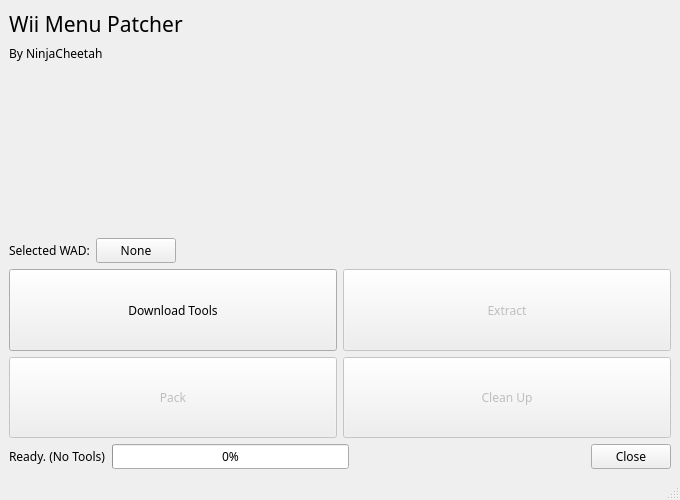
Old version of the form qt/ui/MainMenu.ui in the repository NinjaCheetah/Wii-Menu-Patcher.
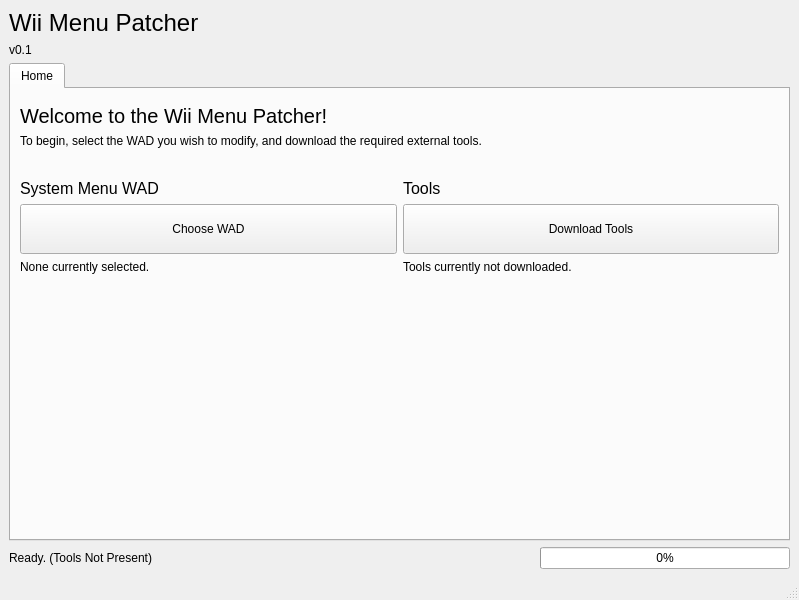
New version of the form. Icons and pictures are not drawn.

What changed in the file:
```diff
--- a/qt/ui/MainMenu.ui
+++ b/qt/ui/MainMenu.ui
@@ -6,193 +6,225 @@
    <rect>
     <x>0</x>
     <y>0</y>
-    <width>680</width>
-    <height>500</height>
+    <width>799</width>
+    <height>600</height>
    </rect>
   </property>
-  <property name="sizePolicy">
-   <sizepolicy hsizetype="Fixed" vsizetype="Fixed">
-    <horstretch>0</horstretch>
-    <verstretch>0</verstretch>
-   </sizepolicy>
-  </property>
-  <property name="font">
-   <font>
-    <family>Sans Serif</family>
-   </font>
-  </property>
   <property name="windowTitle">
    <string>Wii Menu Patcher</string>
   </property>
   <widget class="QWidget" name="centralwidget">
-   <layout class="QVBoxLayout" name="verticalLayout">
-    <item>
      <layout class="QVBoxLayout" name="verticalLayout_2">
-      <property name="sizeConstraint">
-       <enum>QLayout::SetMaximumSize</enum>
-      </property>
       <item>
        <widget class="QLabel" name="label">
         <property name="font">
          <font>
-          <family>Sans Serif</family>
-          <pointsize>16</pointsize>
+        <pointsize>18</pointsize>
          </font>
         </property>
         <property name="text">
          <string>Wii Menu Patcher</string>
         </property>
+      <property name="textFormat">
+       <enum>Qt::AutoText</enum>
+      </property>
        </widget>
       </item>
       <item>
        <widget class="QLabel" name="label_2">
-        <property name="font">
-         <font>
-          <family>Sans Serif</family>
-         </font>
-        </property>
         <property name="text">
-         <string>By NinjaCheetah</string>
+       <string>v0.1</string>
         </property>
        </widget>
       </item>
       <item>
-       <spacer name="verticalSpacer">
+     <layout class="QVBoxLayout" name="verticalLayout">
+      <item>
+       <widget class="QTabWidget" name="tabWidget">
+        <property name="currentIndex">
+         <number>0</number>
+        </property>
+        <property name="tabsClosable">
+         <bool>false</bool>
+        </property>
+        <widget class="QWidget" name="tab">
+         <attribute name="title">
+          <string>Home</string>
+         </attribute>
+         <layout class="QVBoxLayout" name="verticalLayout_4">
+          <item>
+           <spacer name="verticalSpacer_3">
         <property name="orientation">
          <enum>Qt::Vertical</enum>
         </property>
+            <property name="sizeType">
+             <enum>QSizePolicy::Maximum</enum>
+            </property>
         <property name="sizeHint" stdset="0">
          <size>
           <width>20</width>
-          <height>40</height>
+              <height>6</height>
          </size>
         </property>
        </spacer>
       </item>
       <item>
-       <layout class="QHBoxLayout" name="horizontalLayout">
+           <layout class="QVBoxLayout" name="verticalLayout_3">
         <item>
          <widget class="QLabel" name="label_3">
+              <property name="font">
+               <font>
+                <pointsize>15</pointsize>
+               </font>
+              </property>
           <property name="text">
-           <string>Selected WAD:</string>
+               <string>Welcome to the Wii Menu Patcher!</string>
+              </property>
+             </widget>
+            </item>
+            <item>
+             <widget class="QLabel" name="label_4">
+              <property name="text">
+               <string>To begin, select the WAD you wish to modify, and download the required external tools.</string>
+              </property>
+             </widget>
+            </item>
+            <item>
+             <spacer name="verticalSpacer_2">
+              <property name="orientation">
+               <enum>Qt::Vertical</enum>
+              </property>
+              <property name="sizeType">
+               <enum>QSizePolicy::Preferred</enum>
+              </property>
+              <property name="sizeHint" stdset="0">
+               <size>
+                <width>20</width>
+                <height>25</height>
+               </size>
+              </property>
+             </spacer>
+            </item>
+            <item>
+             <layout class="QHBoxLayout" name="horizontalLayout">
+              <item>
+               <layout class="QVBoxLayout" name="verticalLayout_5">
+                <item>
+                 <widget class="QLabel" name="label_6">
+                  <property name="font">
+                   <font>
+                    <pointsize>12</pointsize>
+                   </font>
+                  </property>
+                  <property name="text">
+                   <string>System Menu WAD</string>
           </property>
          </widget>
         </item>
         <item>
          <widget class="QPushButton" name="selectWAD_btn">
+                  <property name="sizePolicy">
+                   <sizepolicy hsizetype="Minimum" vsizetype="Fixed">
+                    <horstretch>0</horstretch>
+                    <verstretch>0</verstretch>
+                   </sizepolicy>
+                  </property>
+                  <property name="minimumSize">
+                   <size>
+                    <width>0</width>
+                    <height>50</height>
+                   </size>
+                  </property>
           <property name="text">
-           <string>None</string>
+                   <string>Choose WAD</string>
           </property>
          </widget>
         </item>
         <item>
-         <spacer name="horizontalSpacer">
-          <property name="orientation">
-           <enum>Qt::Horizontal</enum>
-          </property>
-          <property name="sizeHint" stdset="0">
+                 <widget class="QLabel" name="WADstatus_lbl">
+                  <property name="minimumSize">
            <size>
-            <width>40</width>
-            <height>20</height>
-           </size>
-          </property>
-         </spacer>
+                    <width>0</width>
+                    <height>60</height>
+                   </size>
+                  </property>
+                  <property name="text">
+                   <string>None currently selected.</string>
+                  </property>
+                  <property name="textFormat">
+                   <enum>Qt::MarkdownText</enum>
+                  </property>
+                  <property name="alignment">
+                   <set>Qt::AlignLeading|Qt::AlignLeft|Qt::AlignTop</set>
+                  </property>
+                 </widget>
         </item>
        </layout>
       </item>
       <item>
-       <layout class="QGridLayout" name="gridLayout">
-        <item row="1" column="1">
-         <widget class="QPushButton" name="cleanUp_btn">
-          <property name="enabled">
-           <bool>false</bool>
-          </property>
-          <property name="sizePolicy">
-           <sizepolicy hsizetype="Minimum" vsizetype="Minimum">
-            <horstretch>0</horstretch>
-            <verstretch>0</verstretch>
-           </sizepolicy>
-          </property>
+               <layout class="QVBoxLayout" name="verticalLayout_6">
+                <item>
+                 <widget class="QLabel" name="label_5">
           <property name="font">
            <font>
-            <family>Sans Serif</family>
+                    <pointsize>12</pointsize>
            </font>
           </property>
           <property name="text">
-           <string>Clean Up</string>
-          </property>
-          <property name="icon">
-           <iconset theme="edit-delete"/>
-          </property>
-         </widget>
-        </item>
-        <item row="0" column="1">
-         <widget class="QPushButton" name="extract_btn">
-          <property name="enabled">
-           <bool>false</bool>
-          </property>
-          <property name="sizePolicy">
-           <sizepolicy hsizetype="Minimum" vsizetype="Minimum">
-            <horstretch>0</horstretch>
-            <verstretch>0</verstretch>
-           </sizepolicy>
-          </property>
-          <property name="font">
-           <font>
-            <family>Sans Serif</family>
-           </font>
-          </property>
-          <property name="text">
-           <string>Extract</string>
-          </property>
-          <property name="icon">
-           <iconset theme="document-open"/>
-          </property>
-         </widget>
-        </item>
-        <item row="0" column="0">
+                   <string>Tools</string>
+                  </property>
+                 </widget>
+                </item>
+                <item>
          <widget class="QPushButton" name="downloadTools_btn">
-          <property name="sizePolicy">
-           <sizepolicy hsizetype="Minimum" vsizetype="Minimum">
-            <horstretch>0</horstretch>
-            <verstretch>1</verstretch>
-           </sizepolicy>
-          </property>
-          <property name="font">
-           <font>
-            <family>Sans Serif</family>
-           </font>
+                  <property name="minimumSize">
+                   <size>
+                    <width>0</width>
+                    <height>50</height>
+                   </size>
           </property>
           <property name="text">
            <string>Download Tools</string>
           </property>
-          <property name="icon">
-           <iconset theme="go-down"/>
-          </property>
-         </widget>
-        </item>
-        <item row="1" column="0">
-         <widget class="QPushButton" name="pack_btn">
-          <property name="enabled">
-           <bool>false</bool>
-          </property>
-          <property name="sizePolicy">
-           <sizepolicy hsizetype="Minimum" vsizetype="Minimum">
-            <horstretch>0</horstretch>
-            <verstretch>1</verstretch>
-           </sizepolicy>
-          </property>
-          <property name="font">
-           <font>
-            <family>Sans Serif</family>
-           </font>
+                 </widget>
+                </item>
+                <item>
+                 <widget class="QLabel" name="toolStatus_lbl">
+                  <property name="minimumSize">
+                   <size>
+                    <width>0</width>
+                    <height>60</height>
+                   </size>
           </property>
           <property name="text">
-           <string>Pack</string>
-          </property>
-          <property name="icon">
-           <iconset theme="document-save"/>
-          </property>
+                   <string>Tools currently not downloaded.</string>
+                  </property>
+                  <property name="alignment">
+                   <set>Qt::AlignLeading|Qt::AlignLeft|Qt::AlignTop</set>
+                  </property>
+                 </widget>
+                </item>
+               </layout>
+              </item>
+             </layout>
+            </item>
+           </layout>
+          </item>
+          <item>
+           <spacer name="verticalSpacer">
+            <property name="orientation">
+             <enum>Qt::Vertical</enum>
+            </property>
+            <property name="sizeHint" stdset="0">
+             <size>
+              <width>20</width>
+              <height>40</height>
+             </size>
+            </property>
+           </spacer>
+          </item>
+         </layout>
+        </widget>
          </widget>
         </item>
        </layout>
@@ -202,45 +234,41 @@
         <item>
          <widget class="QLabel" name="status_lbl">
           <property name="text">
-           <string>Ready. (No Tools)</string>
+         <string>Ready. (Tools Not Present)</string>
           </property>
          </widget>
         </item>
         <item>
          <widget class="QProgressBar" name="progressBar">
+        <property name="sizePolicy">
+         <sizepolicy hsizetype="Maximum" vsizetype="Fixed">
+          <horstretch>0</horstretch>
+          <verstretch>0</verstretch>
+         </sizepolicy>
+        </property>
+        <property name="minimumSize">
+         <size>
+          <width>250</width>
+          <height>0</height>
+         </size>
+        </property>
+        <property name="maximumSize">
+         <size>
+          <width>16777215</width>
+          <height>16777208</height>
+         </size>
+        </property>
           <property name="value">
            <number>0</number>
           </property>
+        <property name="alignment">
+         <set>Qt::AlignRight|Qt::AlignTrailing|Qt::AlignVCenter</set>
+        </property>
           <property name="textVisible">
            <bool>true</bool>
           </property>
          </widget>
         </item>
-        <item>
-         <spacer name="horizontalSpacer_2">
-          <property name="orientation">
-           <enum>Qt::Horizontal</enum>
-          </property>
-          <property name="sizeHint" stdset="0">
-           <size>
-            <width>40</width>
-            <height>20</height>
-           </size>
-          </property>
-         </spacer>
-        </item>
-        <item>
-         <widget class="QPushButton" name="exit_btn">
-          <property name="text">
-           <string>Close</string>
-          </property>
-          <property name="icon">
-           <iconset theme="window-close"/>
-          </property>
-         </widget>
-        </item>
-       </layout>
-      </item>
      </layout>
     </item>
    </layout>
```
Left out of the diff: 6 changed lines with no effect on the pictures. Lines whose indentation alone changed are shown as unchanged.
